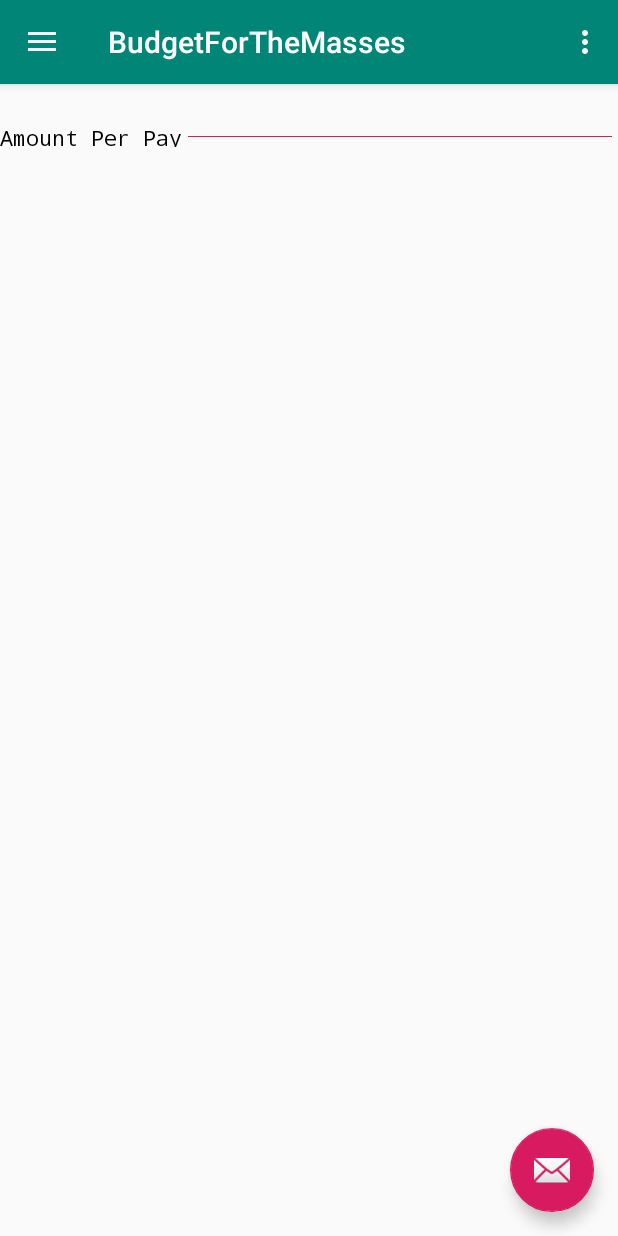
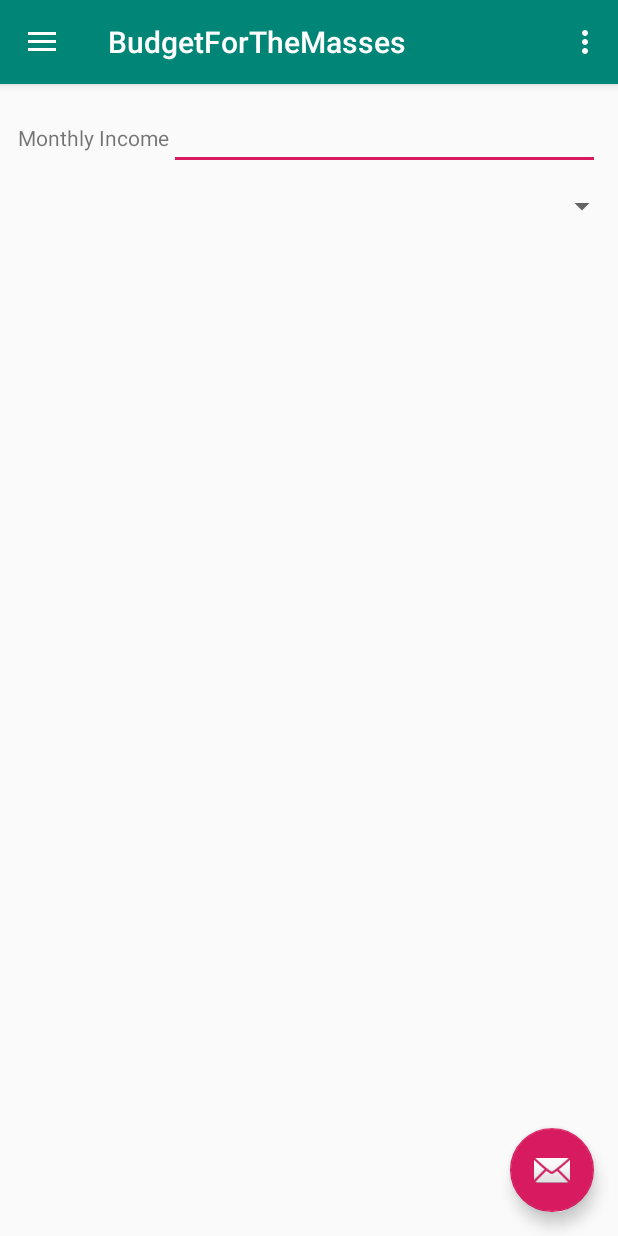
Before and after one commit to ljz3/HackathonV2, an Android app: the screen it shows after launch (MainActivity), on a phone screen of 412 x 824 dp. Run offline under Robolectric (Android 15) with nearby library versions, the phone set to English and light mode, and no system bars.

Commit message:
Adding Edit Field

```diff
--- a/app/src/main/res/layout/content_main.xml
+++ b/app/src/main/res/layout/content_main.xml
@@ -11,26 +11,30 @@
         android:layout_width="match_parent"
         android:layout_height="match_parent"
         android:orientation="vertical">
+
         <LinearLayout
+            android:id="@+id/Money_per_pay"
             android:layout_width="match_parent"
-            android:layout_height="30dp"
-            android:layout_marginTop="@dimen/edit_field_margin"
-            android:orientation="horizontal"
-            >
+            android:layout_height="wrap_content"
+            android:layout_margin="@dimen/edit_field_margin"
+            android:orientation="horizontal">
+
             <TextView
                 android:layout_width="wrap_content"
                 android:layout_height="wrap_content"
-                android:text="@string/money_per_pay"
-                android:fontFamily="monospace"
-                android:textColor="@color/textColor"
-                />
+                android:text="Monthly Income"
+                android:textSize="14sp"></TextView>
 
             <EditText
                 android:layout_width="match_parent"
-                android:layout_height="match_parent"
-                android:layout_marginTop="@dimen/edit_field_margin"/>
+                android:layout_height="wrap_content"
+                android:inputType="number"
+                android:paddingLeft="@dimen/edit_field_margin"></EditText>
+        </LinearLayout>
+        <Spinner
+            android:layout_width="match_parent"
+            android:layout_height="wrap_content"></Spinner>
 
 
-        </LinearLayout>
     </LinearLayout>
 </ScrollView>
```
